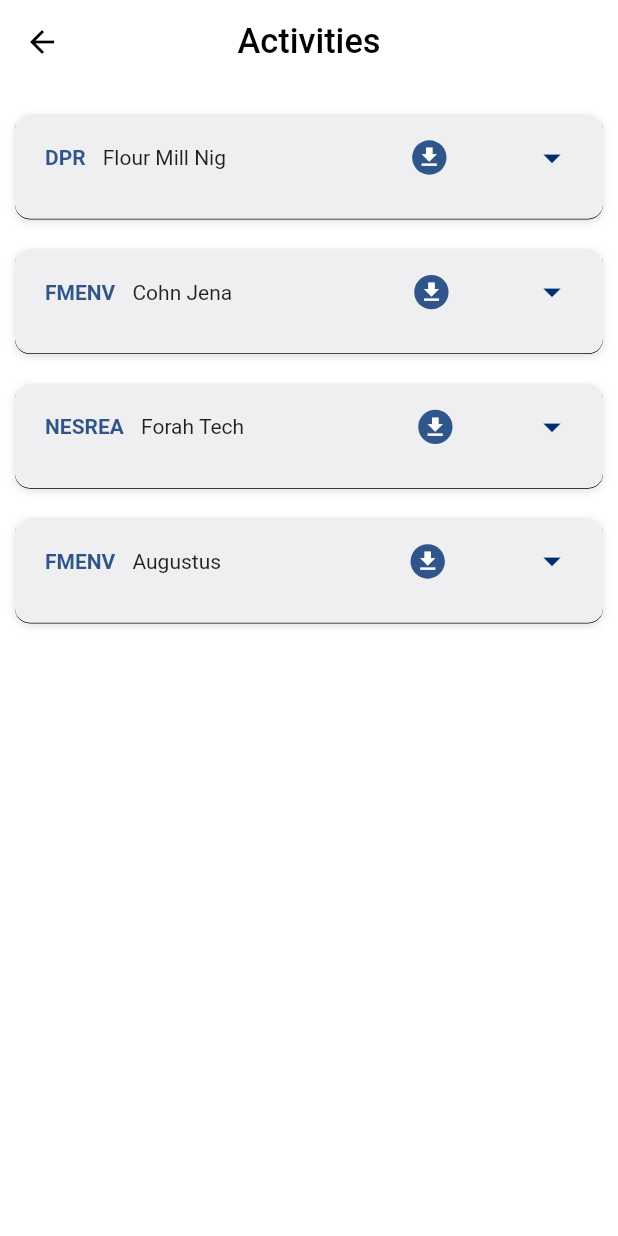
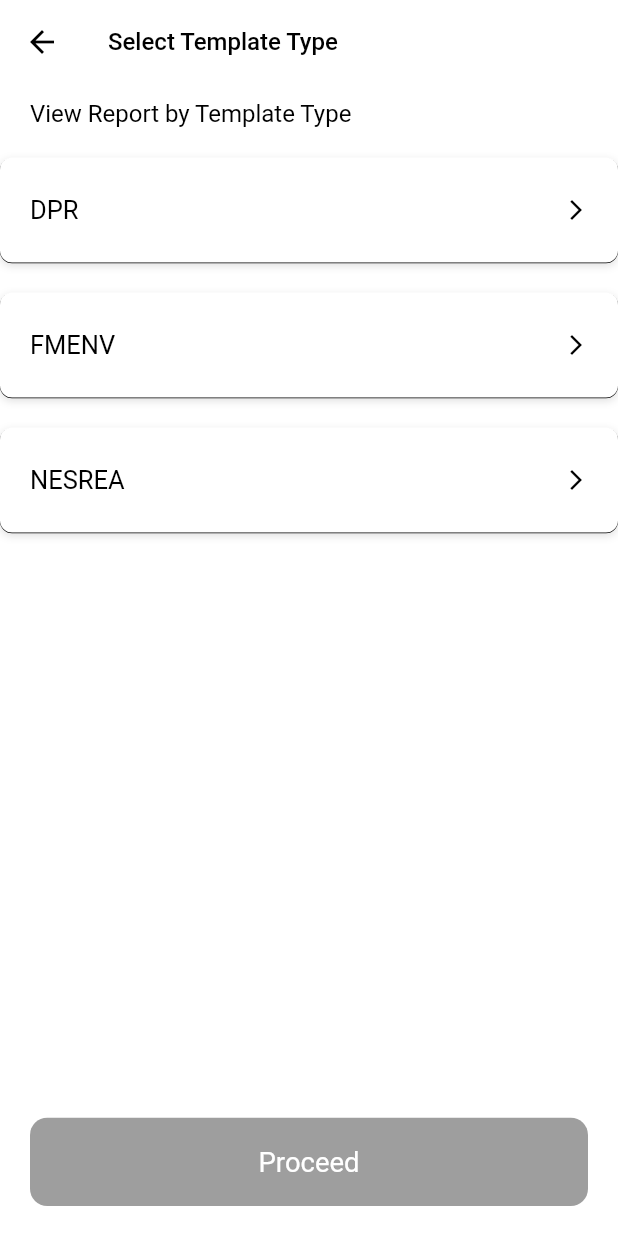
Before and after one commit to kekule15/pams, a Flutter app: the HomeView screen opened directly, after a tap on "Report", on a phone screen of 412 x 824 dp. Run offline on Flutter 3.47's test engine with Material 2 defaults, Android fonts, the phone set to English and light mode, and no system bars; our stand-ins replace connectivity, dio, flutter_screenutil, flutter_svg, fluttertoast, geolocator and 4 more; accounts and stored records are empty; Roboto replaces fonts that are missing (Rubik-Medium); project files that could hold a hidden picture were left out.

Commit message:
update on report

```diff
--- a/pams/lib/screens/homepage.dart
+++ b/pams/lib/screens/homepage.dart
@@ -3,7 +3,8 @@
 import 'package:pams/screens/clients/customerList.dart';
 import 'package:pams/screens/notification.dart';
 import 'package:pams/screens/profile.dart';
-import 'package:pams/screens/report/report_page.dart';
+import 'package:pams/screens/report/dpr/dpr_report_page.dart';
+import 'package:pams/screens/report/select_report_template_type.dart';
 import 'package:pams/utils/custom_colors.dart';
 import 'package:pams/utils/shared_pref_manager.dart';
 import 'package:shared_preferences/shared_preferences.dart';
@@ -262,7 +263,7 @@
                   InkWell(
                     onTap: () {
                       Navigator.of(context).push(MaterialPageRoute(
-                          builder: (context) => ActivityPage()));
+                          builder: (context) => SelectReportTemplateType()));
                     },
                     child: Container(
                       height: MediaQuery.of(context).size.height / 5,
--- a/pams/lib/screens/report/report_page.dart
+++ b/pams/lib/screens/report/fmenv/fmenv_report_page.dart
@@ -1,16 +1,16 @@
 import 'package:flutter/material.dart';
 import 'package:flutter_screenutil/flutter_screenutil.dart';
 import 'package:pams/samples/custom_drop_down.dart';
-import 'package:pams/screens/report/view_submitted_test.dart';
+import 'package:pams/screens/report/dpr/view_submitted_dpr_test.dart';
 import 'package:pams/utils/custom_colors.dart';
 
-class ActivityPage extends StatefulWidget {
+class FMENVReportPage extends StatefulWidget {
   @override
-  _ActivityPageState createState() => _ActivityPageState();
+  _FMENVReportPageState createState() => _FMENVReportPageState();
 }
 
-class _ActivityPageState extends State<ActivityPage> {
-  List<String> type = ['DPR', 'FMENV', 'NESREA', 'FMENV'];
+class _FMENVReportPageState extends State<FMENVReportPage> {
+  List<String> type = ['FMENV', 'FMENV', 'FMENV', 'FMENV'];
   List<String> clientName = [
     'Flour Mill Nig',
     'Cohn Jena',
@@ -91,7 +91,7 @@
                                           context,
                                           MaterialPageRoute(
                                               builder: (context) =>
-                                                  ViewSubmittedtest()));
+                                                  ViewSubmittedDPRtest()));
                                     },
                                     leading: Container(
                                         width: 50,
--- /dev/null
+++ b/pams/lib/screens/report/select_report_template_type.dart
@@ -0,0 +1,179 @@
+import 'package:flutter/material.dart';
+import 'package:pams/samples/clients_samples.dart';
+import 'package:pams/samples/sample_implementation.dart';
+import 'package:pams/screens/clients/dpr/dpr_screen.dart';
+import 'package:pams/screens/report/dpr/dpr_report_page.dart';
+import 'package:pams/screens/report/dpr/view_submitted_dpr_test.dart';
+import 'package:pams/screens/report/nesrea/nesrea_report_page.dart';
+import 'package:pams/utils/custom_colors.dart';
+import 'package:flutter_screenutil/flutter_screenutil.dart';
+
+import 'fmenv/fmenv_report_page.dart';
+
+class SelectReportTemplateType extends StatefulWidget {
+  final String? clientName;
+  final String? clientId;
+  final int? locationId;
+
+  const SelectReportTemplateType(
+      {Key? key, this.clientId, this.clientName, this.locationId})
+      : super(key: key);
+
+  @override
+  _SelectReportTemplateTypeState createState() =>
+      _SelectReportTemplateTypeState();
+}
+
+class _SelectReportTemplateTypeState extends State<SelectReportTemplateType> {
+  @override
+  void initState() {
+    super.initState();
+  }
+
+  int? selected;
+
+  List<String> sampleType = ['DPR', 'FMENV', 'NESREA'];
+  @override
+  Widget build(BuildContext context) {
+    return Scaffold(
+      appBar: AppBar(
+        automaticallyImplyLeading: false,
+        leading: BackButton(
+          color: Colors.black,
+        ),
+        title: Text('Select Template Type',
+            style: TextStyle(color: Colors.black, fontSize: 16)),
+        backgroundColor: Colors.white,
+        elevation: 0,
+      ),
+      backgroundColor: Colors.white,
+      body: Container(
+        margin: EdgeInsets.fromLTRB(0, 10, 0, 10),
+        child: ListView(
+          children: [
+            Padding(
+              padding: const EdgeInsets.symmetric(horizontal: 20),
+              child: Text('View Report by Template Type',
+                  style: TextStyle(color: Colors.black, fontSize: 16)),
+            ),
+            SizedBox(
+              height: 20,
+            ),
+            ListView.builder(
+                itemCount: sampleType.length,
+                physics: NeverScrollableScrollPhysics(),
+                shrinkWrap: true,
+                itemBuilder: (context, index) {
+                  return Padding(
+                    padding: const EdgeInsets.only(bottom: 20),
+                    child: InkWell(
+                        onTap: () {
+                          setState(() {
+                            selected = index;
+                          });
+                        },
+                        child: myListWidget(
+                            sampleType[index],
+                            selected == index
+                                ? CustomColors.mainDarkGreen
+                                : Colors.white,
+                            selected == index
+                                ? CustomColors.background
+                                : Colors.black)),
+                  );
+                })
+          ],
+        ),
+      ),
+      bottomNavigationBar: BottomAppBar(
+        elevation: 0,
+        color: CustomColors.background,
+        child: InkWell(
+          onTap: selected == null
+              ? () {}
+              : () {
+                  switch (selected) {
+                    case 0:
+                      Navigator.push(
+                          context,
+                          MaterialPageRoute(
+                              builder: (context) => DPRReportPage()));
+
+                      break;
+                    case 1:
+                      Navigator.push(
+                          context,
+                          MaterialPageRoute(
+                              builder: (context) => FMENVReportPage()));
+
+                      break;
+                    case 2:
+                      Navigator.push(
+                          context,
+                          MaterialPageRoute(
+                              builder: (context) => NESREAReportPage()));
+                      break;
+                    default:
+                  }
+                },
+          child: Container(
+            margin: EdgeInsets.only(left: 20, right: 20, bottom: 20),
+            decoration: BoxDecoration(
+                color:
+                    selected == null ? Colors.grey : CustomColors.mainDarkGreen,
+                borderRadius: BorderRadius.circular(10.r)),
+            height: 50.h,
+            width: MediaQuery.of(context).size.width,
+            child: Center(
+              child: Text(
+                'Proceed',
+                style:
+                    TextStyle(color: CustomColors.background, fontSize: 16.sp),
+              ),
+            ),
+          ),
+        ),
+      ),
+    );
+  }
+
+  Widget myListWidget(String name, Color bg, Color text) {
+    return Container(
+      height: 70,
+      width: MediaQuery.of(context).size.width,
+      decoration: BoxDecoration(boxShadow: [
+        BoxShadow(
+          color: Colors.grey[300]!,
+          offset: Offset(0, 2),
+          blurRadius: 4,
+        ),
+        BoxShadow(
+          offset: Offset(0, 0.5),
+        ),
+      ], borderRadius: BorderRadius.circular(8), color: bg),
+      child: Center(
+        child: Padding(
+          padding: const EdgeInsets.symmetric(horizontal: 20),
+          child: Row(
+            mainAxisAlignment: MainAxisAlignment.spaceBetween,
+            children: [
+              Text(
+                '$name',
+                style: TextStyle(
+                  color: text,
+                  fontSize: 17,
+                  fontWeight: FontWeight.w400,
+                ),
+              ),
+              Icon(
+                Icons.arrow_forward_ios,
+                size: 16,
+                color: text,
+              )
+            ],
+          ),
+        ),
+      ),
+    );
+  }
+}
```
Also changed, not shown: pams/lib/screens/report/dpr/dpr_report_page.dart (added, +134 -0 lines), pams/lib/screens/report/dpr/view_submitted_dpr_test.dart (renamed from pams/lib/screens/report/view_submitted_test.dart, +5 -5 lines), pams/lib/screens/report/nesrea/nesrea_report_page.dart (added, +134 -0 lines).
